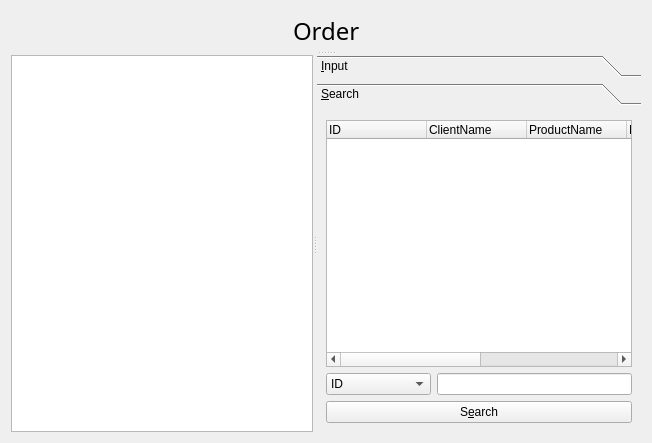
Old version of the form ordermanagerform.ui in the repository choieunchong/ChatClient.
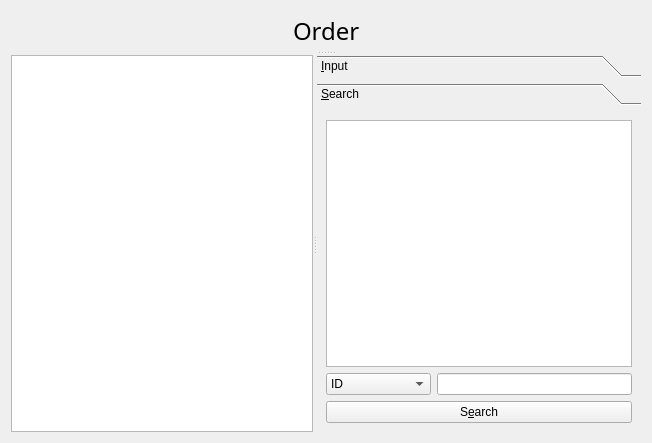
New version of the form. The open tabs and pages were chosen to show the change.

Commit message: order mvc패턴 적용 serch tableView 적용

```diff
--- a/ordermanagerform.ui
+++ b/ordermanagerform.ui
@@ -252,43 +252,13 @@
         <attribute name="label">
          <string>&amp;Search</string>
         </attribute>
+        <layout class="QVBoxLayout" name="verticalLayout_5">
+         <item>
         <layout class="QVBoxLayout" name="verticalLayout_3">
          <item>
-          <widget class="QTreeWidget" name="searchTreeWidget">
-           <property name="rootIsDecorated">
-            <bool>false</bool>
-           </property>
-           <column>
-            <property name="text">
-             <string>ID</string>
-            </property>
-           </column>
-           <column>
-            <property name="text">
-             <string>ClientName</string>
-            </property>
-           </column>
-           <column>
-            <property name="text">
-             <string>ProductName</string>
-            </property>
-           </column>
-           <column>
-            <property name="text">
-             <string>Price</string>
-            </property>
-           </column>
-           <column>
-            <property name="text">
-             <string>Count</string>
-            </property>
-           </column>
-           <column>
-            <property name="text">
-             <string>Total</string>
-            </property>
-           </column>
-          </widget>
+            <layout class="QVBoxLayout" name="verticalLayout">
+             <item>
+              <widget class="QTableView" name="serchTableView"/>
          </item>
          <item>
           <layout class="QHBoxLayout" name="horizontalLayout">
@@ -326,12 +296,16 @@
            </item>
           </layout>
          </item>
+            </layout>
+           </item>
          <item>
           <widget class="QPushButton" name="searchPushButton">
            <property name="text">
             <string>S&amp;earch</string>
            </property>
           </widget>
+           </item>
+          </layout>
          </item>
         </layout>
        </widget>
```
Left out of the diff: 2 changed lines with no effect on the pictures. Lines whose indentation alone changed are shown as unchanged. The commit also changes 12 other files.
